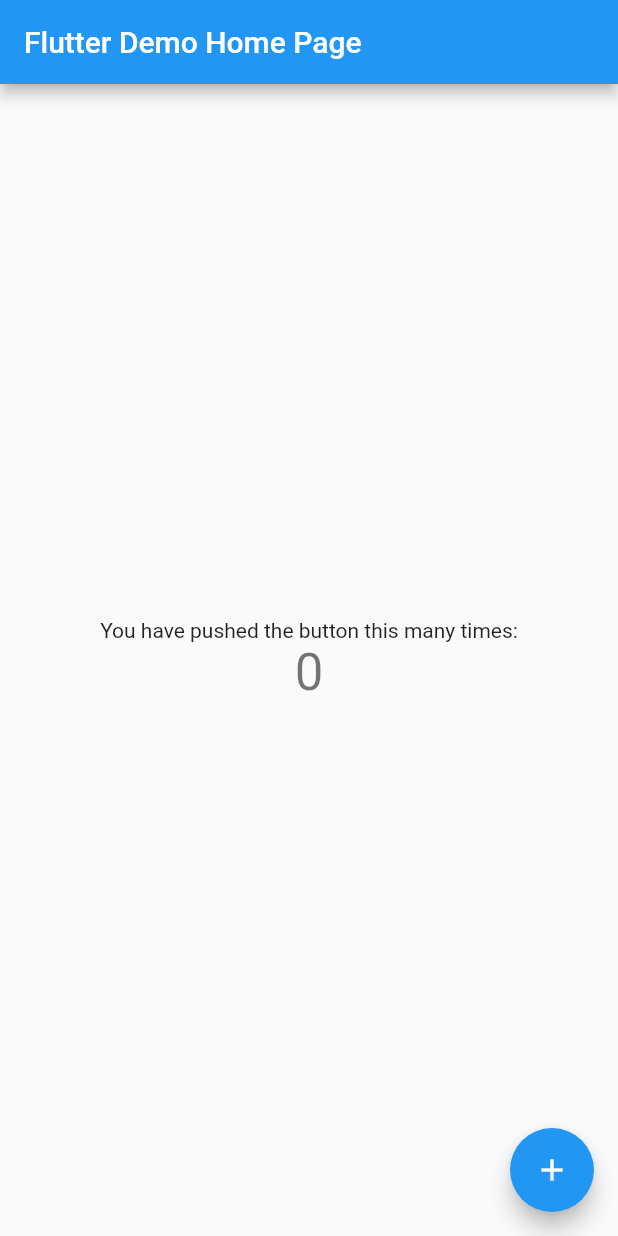
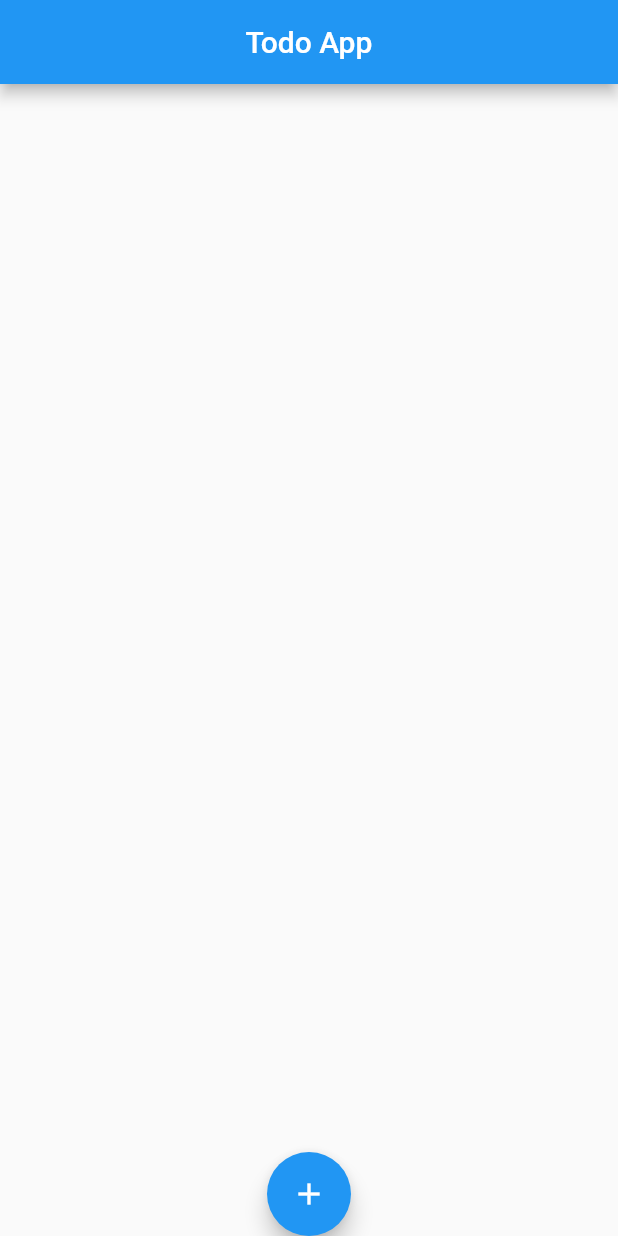
Before and after one commit to 154-5WH/todoapp, a Flutter app: the screen it shows after launch, on a phone screen of 412 x 824 dp. Run offline on Flutter 3.47's test engine with Material 2 defaults, Android fonts, the phone set to English and light mode, and no system bars; our stand-ins replace cloud_firestore, firebase_core; accounts and stored records are empty.

```diff
--- a/lib/main.dart
+++ b/lib/main.dart
@@ -1,115 +1,138 @@
 import 'package:flutter/material.dart';
+import 'package:firebase_core/firebase_core.dart';
+import 'package:cloud_firestore/cloud_firestore.dart';
 
-void main() {
+void main() async {
+  WidgetsFlutterBinding.ensureInitialized();
+  await Firebase.initializeApp();
   runApp(const MyApp());
 }
 
+final db = FirebaseFirestore.instance;
+String? value;
+
 class MyApp extends StatelessWidget {
   const MyApp({Key? key}) : super(key: key);
-
   // This widget is the root of your application.
   @override
   Widget build(BuildContext context) {
     return MaterialApp(
-      title: 'Flutter Demo',
       theme: ThemeData(
-        // This is the theme of your application.
-        //
-        // Try running your application with "flutter run". You'll see the
-        // application has a blue toolbar. Then, without quitting the app, try
-        // changing the primarySwatch below to Colors.green and then invoke
-        // "hot reload" (press "r" in the console where you ran "flutter run",
-        // or simply save your changes to "hot reload" in a Flutter IDE).
-        // Notice that the counter didn't reset back to zero; the application
-        // is not restarted.
         primarySwatch: Colors.blue,
       ),
-      home: const MyHomePage(title: 'Flutter Demo Home Page'),
+      home: const MyHomePage(),
     );
   }
 }
 
-class MyHomePage extends StatefulWidget {
-  const MyHomePage({Key? key, required this.title}) : super(key: key);
-
-  // This widget is the home page of your application. It is stateful, meaning
-  // that it has a State object (defined below) that contains fields that affect
-  // how it looks.
-
-  // This class is the configuration for the state. It holds the values (in this
-  // case the title) provided by the parent (in this case the App widget) and
-  // used by the build method of the State. Fields in a Widget subclass are
-  // always marked "final".
-
-  final String title;
-
-  @override
-  State<MyHomePage> createState() => _MyHomePageState();
-}
-
-class _MyHomePageState extends State<MyHomePage> {
-  int _counter = 0;
-
-  void _incrementCounter() {
-    setState(() {
-      // This call to setState tells the Flutter framework that something has
-      // changed in this State, which causes it to rerun the build method below
-      // so that the display can reflect the updated values. If we changed
-      // _counter without calling setState(), then the build method would not be
-      // called again, and so nothing would appear to happen.
-      _counter++;
-    });
-  }
-
+class MyHomePage extends StatelessWidget {
+  const MyHomePage({Key? key}) : super(key: key);
   @override
   Widget build(BuildContext context) {
-    // This method is rerun every time setState is called, for instance as done
-    // by the _incrementCounter method above.
-    //
-    // The Flutter framework has been optimized to make rerunning build methods
-    // fast, so that you can just rebuild anything that needs updating rather
-    // than having to individually change instances of widgets.
     return Scaffold(
+      bottomNavigationBar: FloatingActionButton(
+        onPressed: () {
+          // When the User clicks on the button, display a BottomSheet
+          showModalBottomSheet(
+            context: context,
+            builder: (context) {
+              return showBottomSheet(context, false, null);
+            },
+          );
+        },
+        child: const Icon(Icons.add),
+      ),
       appBar: AppBar(
-        // Here we take the value from the MyHomePage object that was created by
-        // the App.build method, and use it to set our appbar title.
-        title: Text(widget.title),
+        title: const Text('Todo App'),
+        centerTitle: true,
       ),
-      body: Center(
-        // Center is a layout widget. It takes a single child and positions it
-        // in the middle of the parent.
-        child: Column(
-          // Column is also a layout widget. It takes a list of children and
-          // arranges them vertically. By default, it sizes itself to fit its
-          // children horizontally, and tries to be as tall as its parent.
-          //
-          // Invoke "debug painting" (press "p" in the console, choose the
-          // "Toggle Debug Paint" action from the Flutter Inspector in Android
-          // Studio, or the "Toggle Debug Paint" command in Visual Studio Code)
-          // to see the wireframe for each widget.
-          //
-          // Column has various properties to control how it sizes itself and
-          // how it positions its children. Here we use mainAxisAlignment to
-          // center the children vertically; the main axis here is the vertical
-          // axis because Columns are vertical (the cross axis would be
-          // horizontal).
-          mainAxisAlignment: MainAxisAlignment.center,
-          children: <Widget>[
-            const Text(
-              'You have pushed the button this many times:',
-            ),
-            Text(
-              '$_counter',
-              style: Theme.of(context).textTheme.headline4,
-            ),
-          ],
-        ),
+      body: StreamBuilder(
+        // Reading Items form our Database Using the StreamBuilder widget
+        stream: db.collection('todos').snapshots(),
+        builder: (BuildContext context, AsyncSnapshot snapshot) {
+          if (!snapshot.hasData) {
+            return const Center(
+              child: CircularProgressIndicator(),
+            );
+          }
+          return ListView.builder(
+            itemCount: snapshot.data?.docs.length,
+            itemBuilder: (context, int index) {
+              DocumentSnapshot documentSnapshot = snapshot.data.docs[index];
+              return ListTile(
+                title: Text(documentSnapshot['todo']),
+                onTap: () {
+                  // Here We Will Add The Update Feature and passed the value 'true' to the is update
+                  // feature.
+                  showModalBottomSheet(
+                    context: context,
+                    builder: (BuildContext context) {
+                      return showBottomSheet(context, true, documentSnapshot);
+                    },
+                  );
+                },
+                trailing: IconButton(
+                  icon: const Icon(
+                    Icons.delete_outline,
+                  ),
+                  onPressed: () {
+                    // Here We Will Add The Delete Feature
+                    db.collection('todos').doc(documentSnapshot.id).delete();
+                  },
+                ),
+              );
+            },
+          );
+        },
       ),
-      floatingActionButton: FloatingActionButton(
-        onPressed: _incrementCounter,
-        tooltip: 'Increment',
-        child: const Icon(Icons.add),
-      ), // This trailing comma makes auto-formatting nicer for build methods.
     );
   }
 }
+
+showBottomSheet(BuildContext context, bool isUpdate, DocumentSnapshot? documentSnapshot) {
+  // Added the isUpdate argument to check if our item has been updated
+  return Padding(
+    padding: const EdgeInsets.only(top: 20),
+    child: Column(
+      children: [
+        SizedBox(
+          width: MediaQuery.of(context).size.width * 0.9,
+          child: TextField(
+            decoration: InputDecoration(
+              border: const OutlineInputBorder(),
+              // Used a ternary operator to check if isUpdate is true then display
+              // Update Todo.
+              labelText: isUpdate ? 'Update Todo' : 'Add Todo',
+              hintText: 'Enter An Item',
+            ),
+            onChanged: (String _val) {
+              // Storing the value of the text entered in the variable value.
+              value = _val;
+            },
+          ),
+        ),
+        TextButton(
+            style: ButtonStyle(
+              backgroundColor: MaterialStateProperty.all(Colors.lightBlueAccent),
+            ),
+            onPressed: () {
+              // Check to see if isUpdate is true then update the value else add the value
+              if (isUpdate) {
+                db.collection('todos').doc(documentSnapshot?.id).update({
+                  'todo': value,
+                });
+              } else {
+                db.collection('todos').add({'todo': value});
+              }
+              Navigator.pop(context);
+            },
+            child: isUpdate
+                ? const Text(
+                    'UPDATE',
+                    style: TextStyle(color: Colors.white),
+                  )
+                : const Text('ADD', style: TextStyle(color: Colors.white))),
+      ],
+    ),
+  );
+}
--- a/pubspec.yaml
+++ b/pubspec.yaml
@@ -34,6 +34,8 @@ dependencies:
   # The following adds the Cupertino Icons font to your application.
   # Use with the CupertinoIcons class for iOS style icons.
   cupertino_icons: ^1.0.2
+  firebase_core: ^1.12.0
+  cloud_firestore: ^3.1.9
 
 dev_dependencies:
   flutter_test:
```
Also changed, not shown: pubspec.lock, 3 other files.
